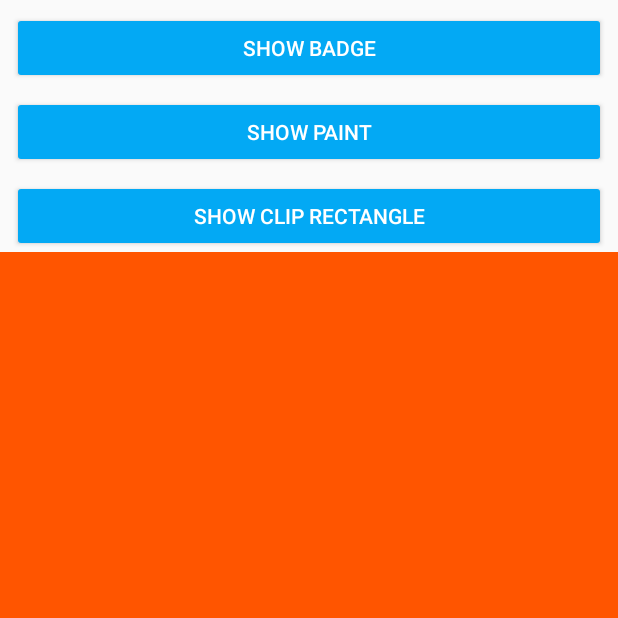
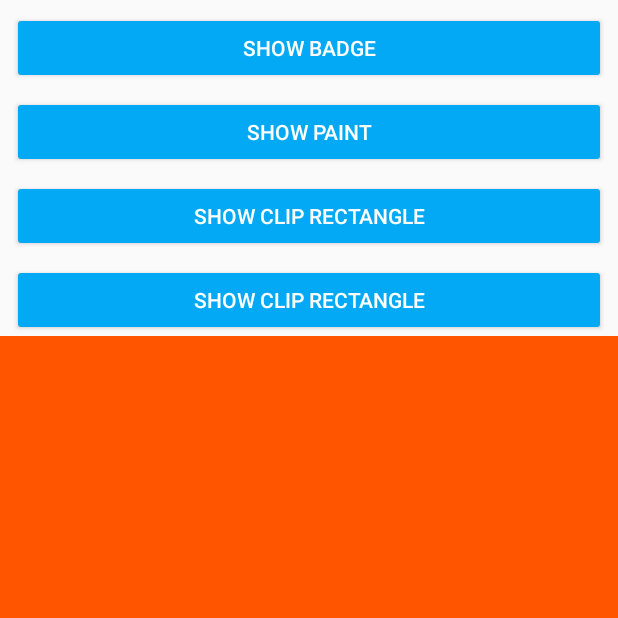
Before and after one commit to zac4j/view-component, an Android app: the screen it shows after launch (MainActivity), after a tap on "SHOW PAINT", on a phone screen of 412 x 824 dp, the top half of it. Run offline under Robolectric (Android 15) with nearby library versions, the phone set to English and light mode, and no system bars; our stand-ins replace data binding; 1 statement that could not run was skipped.

```diff
--- a/app/src/main/java/com/zac4j/sample/MainActivity.kt
+++ b/app/src/main/java/com/zac4j/sample/MainActivity.kt
@@ -4,6 +4,7 @@ import android.os.Bundle
 import android.view.View
 import android.view.View.OnClickListener
 import androidx.appcompat.app.AppCompatActivity
+import androidx.fragment.app.Fragment
 import com.zac4j.sample.R.id
 import com.zac4j.sample.R.layout
 import com.zac4j.sample.databinding.ActivityMainBinding
@@ -20,34 +21,39 @@ class MainActivity : AppCompatActivity(), OnClickListener {
   }
 
   override fun onClick(view: View) {
+    var fragment: Fragment? = supportFragmentManager.findFragmentById(id.main_container)
     when (view.id) {
-      id.main_btn_show_badge -> {
+      //id.main_btn_show_badge -> {
 //        val badgeView = BadgeView(this@MainActivity, mContentTextView)
 //        badgeView.increment(10)
 //        badgeView.show()
-      }
+      //}
       id.main_btn_show_paint -> {
-        var fragment = supportFragmentManager.findFragmentById(id.main_container)
-        val ft = supportFragmentManager.beginTransaction()
-        if (fragment != null) {
-          ft.remove(fragment)
+        if (fragment is CustomViewFragment && fragment.getViewType() == CustomViewFragment.VIEW_TYPE_MINI_PAINT) {
+          return
         }
 
         fragment = CustomViewFragment.newInstance(CustomViewFragment.VIEW_TYPE_MINI_PAINT)
-        ft.add(id.main_container, fragment)
-            .commit()
       }
       id.main_btn_show_rect -> {
-        var fragment = supportFragmentManager.findFragmentById(id.main_container)
-        val ft = supportFragmentManager.beginTransaction()
-        if (fragment != null) {
-          ft.remove(fragment)
+        if (fragment is CustomViewFragment && fragment.getViewType() == CustomViewFragment.VIEW_TYPE_CLIP_RECT) {
+          return
         }
 
         fragment = CustomViewFragment.newInstance(CustomViewFragment.VIEW_TYPE_CLIP_RECT)
-        ft.add(id.main_container, fragment)
-            .commit()
       }
+      id.main_btn_show_spotlight -> {
+        if (fragment is CustomViewFragment && fragment.getViewType() == CustomViewFragment.VIEW_TYPE_SPOTLIGHT) {
+          return
+        }
+
+        fragment = CustomViewFragment.newInstance(CustomViewFragment.VIEW_TYPE_SPOTLIGHT)
+      }
+    }
+    fragment?.let {
+      supportFragmentManager.beginTransaction()
+          .replace(id.main_container, it)
+          .commit()
     }
   }
 }
--- a/app/src/main/java/com/zac4j/sample/MiniPaintFragment.kt
+++ b/app/src/main/java/com/zac4j/sample/MiniPaintFragment.kt
@@ -7,6 +7,7 @@ import android.view.ViewGroup
 import androidx.fragment.app.Fragment
 import com.zac4j.widget.ClippedView
 import com.zac4j.widget.MiniPaint
+import com.zac4j.widget.SpotLightImageView
 
 /**
  * Page for display custom views.
@@ -21,6 +22,7 @@ class CustomViewFragment : Fragment() {
 
     const val VIEW_TYPE_MINI_PAINT = 0x101
     const val VIEW_TYPE_CLIP_RECT = 0x102
+    const val VIEW_TYPE_SPOTLIGHT = 0x103
 
     fun newInstance(viewType: Int): CustomViewFragment {
       val args = Bundle()
@@ -55,7 +57,13 @@ class CustomViewFragment : Fragment() {
         painter.contentDescription = getString(R.string.canvasContentDescription)
         return painter
       }
+      VIEW_TYPE_SPOTLIGHT -> {
+        return SpotLightImageView(requireContext())
+      }
       else -> super.onCreateView(inflater, container, savedInstanceState)
     }
   }
+
+  fun getViewType() = mViewType
+
 }
--- a/app/src/main/res/layout/activity_main.xml
+++ b/app/src/main/res/layout/activity_main.xml
@@ -54,6 +54,20 @@
       app:layout_constraintStart_toStartOf="parent"
       app:layout_constraintTop_toBottomOf="@id/main_btn_show_paint" />
 
+    <Button
+      android:id="@id/main_btn_show_spotlight"
+      style="@style/Widget.AppCompat.Button.Colored"
+      android:layout_width="0dp"
+      android:layout_height="48dp"
+      android:layout_marginStart="8dp"
+      android:layout_marginTop="8dp"
+      android:layout_marginEnd="8dp"
+      android:onClick="onClick"
+      android:text="@string/show_rect"
+      app:layout_constraintEnd_toEndOf="parent"
+      app:layout_constraintStart_toStartOf="parent"
+      app:layout_constraintTop_toBottomOf="@id/main_btn_show_rect" />
+
     <FrameLayout
       android:id="@+id/main_container"
       android:layout_width="0dp"
@@ -61,7 +75,7 @@
       app:layout_constraintBottom_toBottomOf="parent"
       app:layout_constraintEnd_toEndOf="parent"
       app:layout_constraintStart_toStartOf="parent"
-      app:layout_constraintTop_toBottomOf="@id/main_btn_show_rect" />
+      app:layout_constraintTop_toBottomOf="@id/main_btn_show_spotlight" />
 
   </androidx.constraintlayout.widget.ConstraintLayout>
 </layout>
--- a/app/src/main/res/values/ids.xml
+++ b/app/src/main/res/values/ids.xml
@@ -4,4 +4,5 @@
   <item name="main_btn_show_badge" type="id"/>
   <item name="main_btn_show_paint" type="id"/>
   <item name="main_btn_show_rect" type="id"/>
+  <item name="main_btn_show_spotlight" type="id"/>
 </resources>
```
Also changed, not shown: widget/src/main/java/com/zac4j/widget/SpotLightImageView.kt (added, +61 -0 lines), widget/src/main/res/values/strings.xml (+10 -0 lines), widget/src/main/res/drawable-xhdpi/android.png (added), widget/src/main/res/drawable-xhdpi/mask.png (added).
